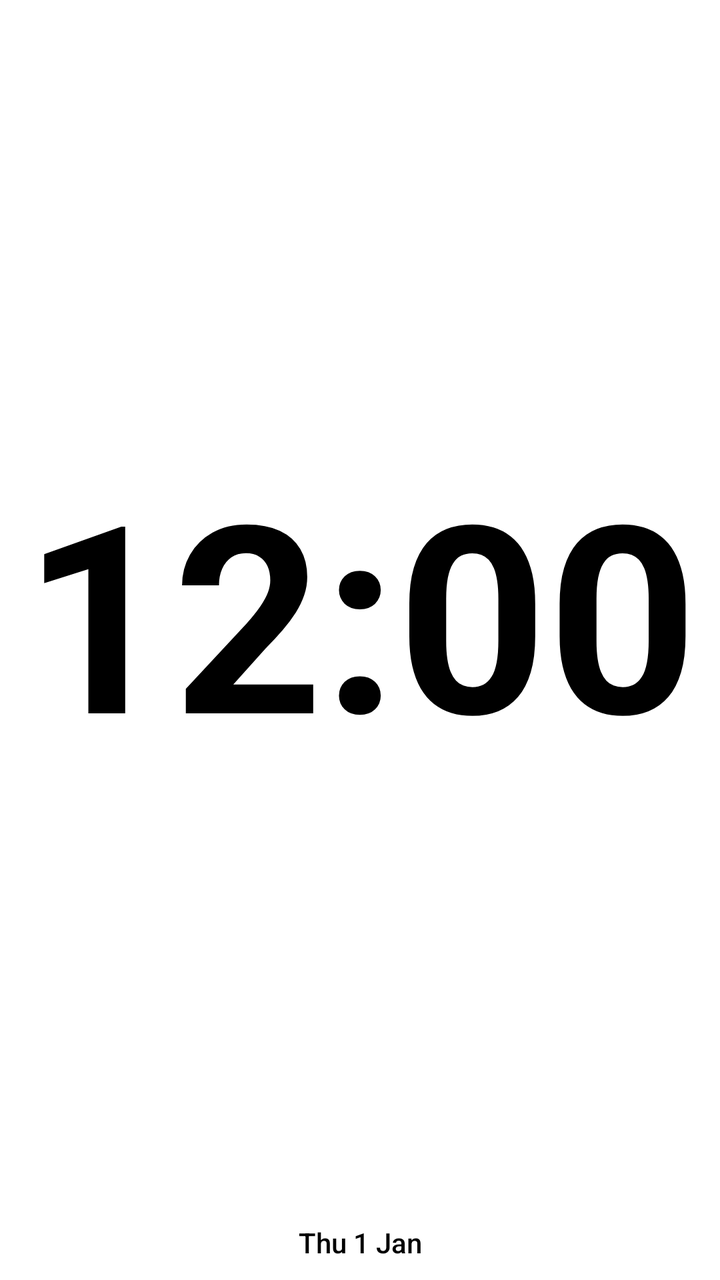
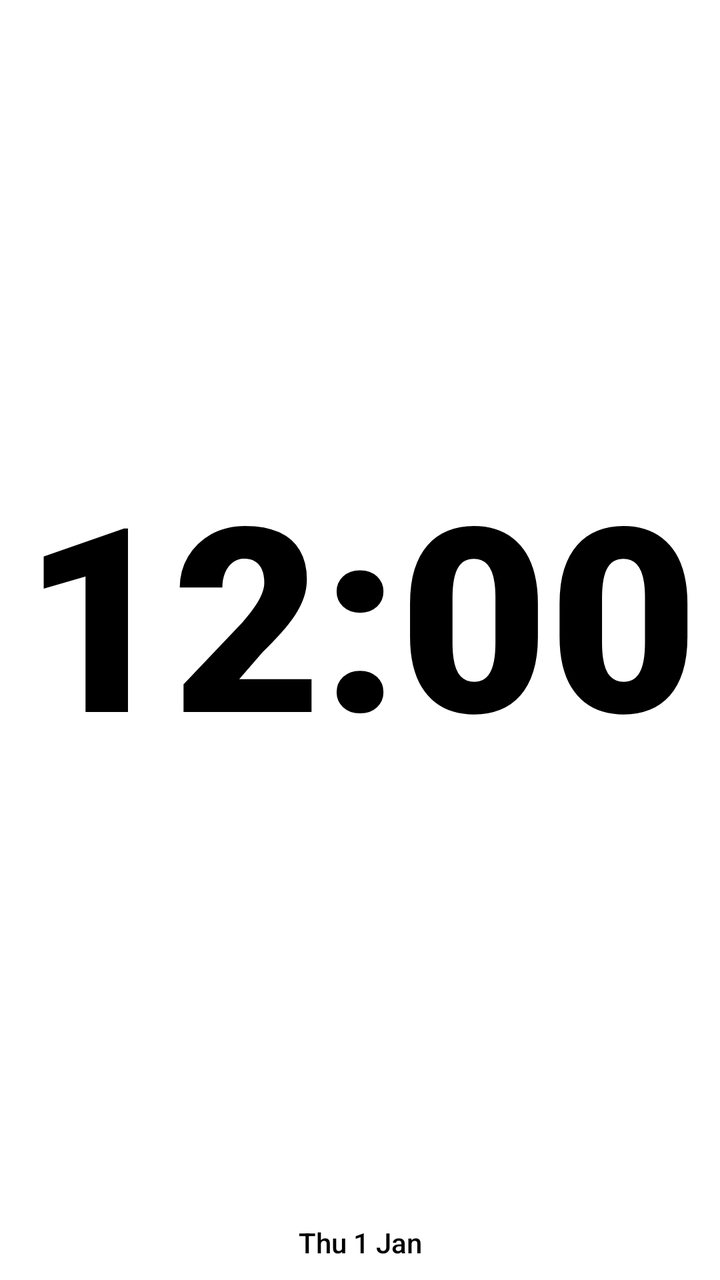

The first picture is an Android layout as it rendered before a commit; the second is the same layout after the commit. The layout source and the unified diff follow.
<!-- AndroidManifest.xml: application theme AppTheme -->
<!-- res/layout/ul_clock_square.xml -->
<?xml version="1.0" encoding="utf-8"?>
<LinearLayout xmlns:android="http://schemas.android.com/apk/res/android"
    android:id="@+id/ul_clock_card"
    android:layout_width="match_parent"
    android:layout_height="match_parent"
    android:orientation="vertical"
    android:gravity="center"
    android:background="@drawable/ul_clock_card_light"
    android:padding="@dimen/ul_clock_padding">

    <TextClock
        android:id="@+id/ul_clock_time"
        android:layout_width="match_parent"
        android:layout_height="0dp"
        android:layout_weight="1"
        android:gravity="center"
        android:maxLines="1"
        android:includeFontPadding="false"
        android:fontFamily="sans-serif"
        android:textStyle="bold"
        android:fontFeatureSettings="tnum"
        android:format12Hour="h:mm"
        android:format24Hour="HH:mm"
        android:textColor="#000000"
        android:autoSizeTextType="uniform"
        android:autoSizeMinTextSize="14sp"
        android:autoSizeMaxTextSize="160sp"
        android:autoSizeStepGranularity="1sp" />

    <TextClock
        android:id="@+id/ul_clock_date"
        android:layout_width="match_parent"
        android:layout_height="wrap_content"
        android:gravity="center"
        android:maxLines="1"
        android:includeFontPadding="false"
        android:fontFamily="sans-serif-medium"
        android:format12Hour="EEE d MMM"
        android:format24Hour="EEE d MMM"
        android:textColor="#000000"
        android:autoSizeTextType="uniform"
        android:autoSizeMinTextSize="9sp"
        android:autoSizeMaxTextSize="18sp"
        android:autoSizeStepGranularity="1sp" />
</LinearLayout>
<!-- resources referenced by this layout -->
<resources>
  <dimen name="ul_clock_padding">10dp</dimen>
  <!-- drawable ul_clock_card_light (drawable) -->
  <?xml version="1.0" encoding="utf-8"?>
  <shape xmlns:android="http://schemas.android.com/apk/res/android" android:shape="rectangle">
      <solid android:color="#FFFFFF" />
      <corners android:radius="@dimen/ul_clock_corner_radius" />
  </shape>
  <style name="AppTheme" parent="@style/LauncherTheme" />
  <dimen name="ul_clock_corner_radius">36dp</dimen>
  <style name="DynamicColorsBaseLauncherTheme" parent="@style/BaseLauncherTheme">
      </style>
  <color name="materialColorSurfaceContainerHigh">@android:color/system_neutral1_100</color>
  <color name="materialColorSurfaceDim">@android:color/system_neutral1_200</color>
  <color name="materialColorSurfaceContainerHighest">@android:color/system_neutral1_200</color>
  <color name="materialColorSurfaceContainerLow">@android:color/system_neutral1_50</color>
  <color name="materialColorSurfaceBright">@android:color/system_neutral1_10</color>
  <color name="materialColorOutlineVariant">@android:color/system_neutral2_200</color>
  <color name="popup_color_primary_light">#FFF</color>
  <color name="popup_color_secondary_light">#F1F3F4</color>
  <color name="popup_color_tertiary_light">#E0E0E0</color>
  <color name="system_on_surface_light">@android:color/system_neutral1_900</color>
  <color name="popup_shade_first_light">#F9F9F9</color>
  <color name="popup_shade_second_light">#F1F1F1</color>
  <color name="popup_shade_third_light">#E2E2E2</color>
  <color name="popup_notification_dot_light">#FFF</color>
  <color name="notification_dot_color_light">#6DD58C</color>
  <color name="workspace_text_color_light">#FFF</color>
  <color name="page_indicator_dot_color_light">@android:color/system_accent1_600</color>
  <color name="page_indicator_arrow_bg_light">#000000</color>
  <color name="materialColorSecondaryFixed">@android:color/system_accent2_100</color>
  <color name="materialColorOnSecondaryFixedVariant">@android:color/system_accent2_700</color>
  <color name="folder_preview_light">#7FCFFF</color>
  <color name="folder_background_light">#EFEDED</color>
  <color name="folder_text_color_light">#1F1F1F</color>
  <color name="folder_hint_text_color_light">#444746</color>
  <color name="materialColorSurfaceContainerLowest">@android:color/system_neutral1_0</color>
  <color name="materialColorOnSurfaceVariant">@android:color/system_neutral2_700</color>
  <color name="workspace_accent_color_light">#D3E3FD</color>
  <color name="workspace_surface_color">#D3E3FD</color>
  <color name="drop_target_hover_text_color_light">#041E49</color>
  <color name="drop_target_hover_button_color_light">#D3E3FD</color>
  <color name="preload_icon_accent_color_light">#00668B</color>
  <color name="preload_icon_background_color_light">#B5CAD7</color>
  <style name="SwitchStyle" parent="@android:style/Widget.Material.CompoundButton.Switch">
          <item name="android:switchMinWidth">52dp</item>
          <item name="android:thumb">@drawable/home_settings_switch_thumb</item>
          <item name="android:track">@drawable/home_settings_switch_track</item>
      </style>
  <color name="materialColorOnSurface">@android:color/system_neutral1_900</color>
  <color name="widget_picker_header_app_title_color_light">@color/system_on_surface_light</color>
  <color name="widget_picker_header_app_subtitle_color_light">@color/system_on_surface_variant_light</color>
  <color name="widget_picker_search_text_color_light">@color/system_on_surface_variant_light</color>
  <color name="widget_cell_title_color_light">@color/system_on_surface_light</color>
  <color name="widget_cell_subtitle_color_light">@color/system_on_surface_variant_light</color>
  <color name="system_on_surface_variant_light">@android:color/system_neutral2_700</color>
  <!-- unchanged entries left out for length: 6 -->
</resources>

<!-- the commit's change to res/layout/ul_clock_square.xml (unified diff, before → after) -->
@@ -1,6 +1,7 @@
 <?xml version="1.0" encoding="utf-8"?>
 <LinearLayout xmlns:android="http://schemas.android.com/apk/res/android"
     android:id="@+id/ul_clock_card"
+    android:forceDarkAllowed="false"
     android:layout_width="match_parent"
     android:layout_height="match_parent"
     android:orientation="vertical"
@@ -16,7 +17,7 @@
         android:gravity="center"
         android:maxLines="1"
         android:includeFontPadding="false"
-        android:fontFamily="sans-serif"
+        android:fontFamily="sans-serif-black"
         android:textStyle="bold"
         android:fontFeatureSettings="tnum"
         android:format12Hour="h:mm"
<!-- resource entries referenced after the edit -->
@@ -8,7 +8,7 @@
       <corners android:radius="@dimen/ul_clock_corner_radius" />
   </shape>
   <style name="AppTheme" parent="@style/LauncherTheme" />
-  <dimen name="ul_clock_corner_radius">36dp</dimen>
+  <dimen name="ul_clock_corner_radius">44dp</dimen>
   <style name="DynamicColorsBaseLauncherTheme" parent="@style/BaseLauncherTheme">
       </style>
   <color name="materialColorSurfaceContainerHigh">@android:color/system_neutral1_100</color>
